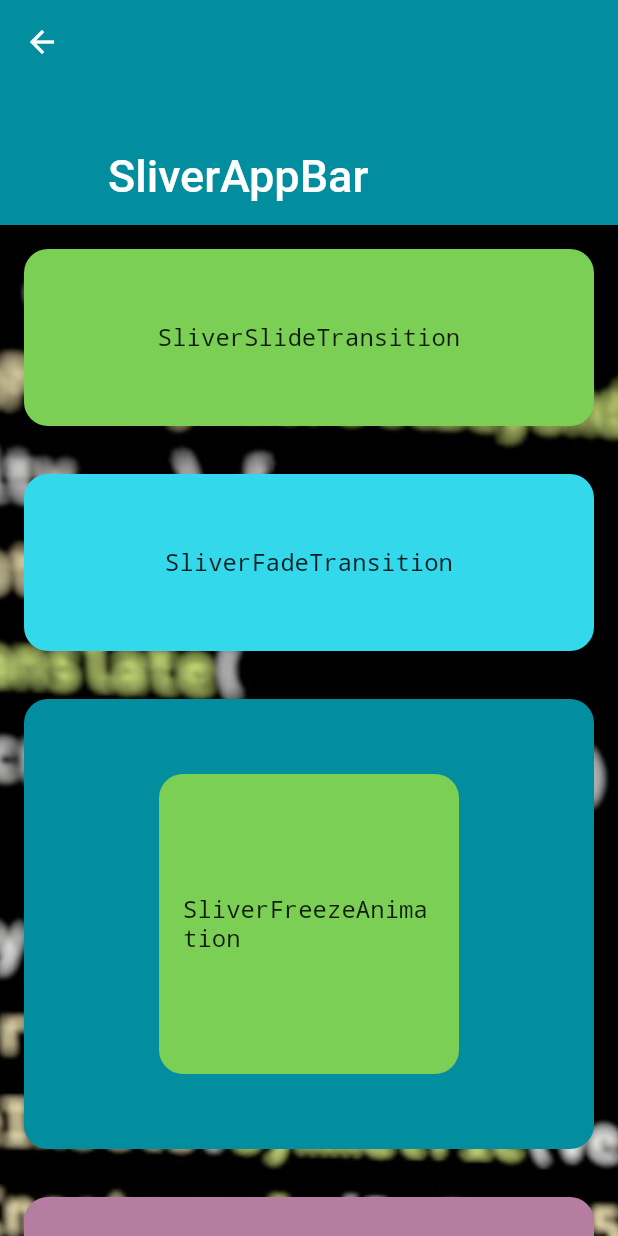
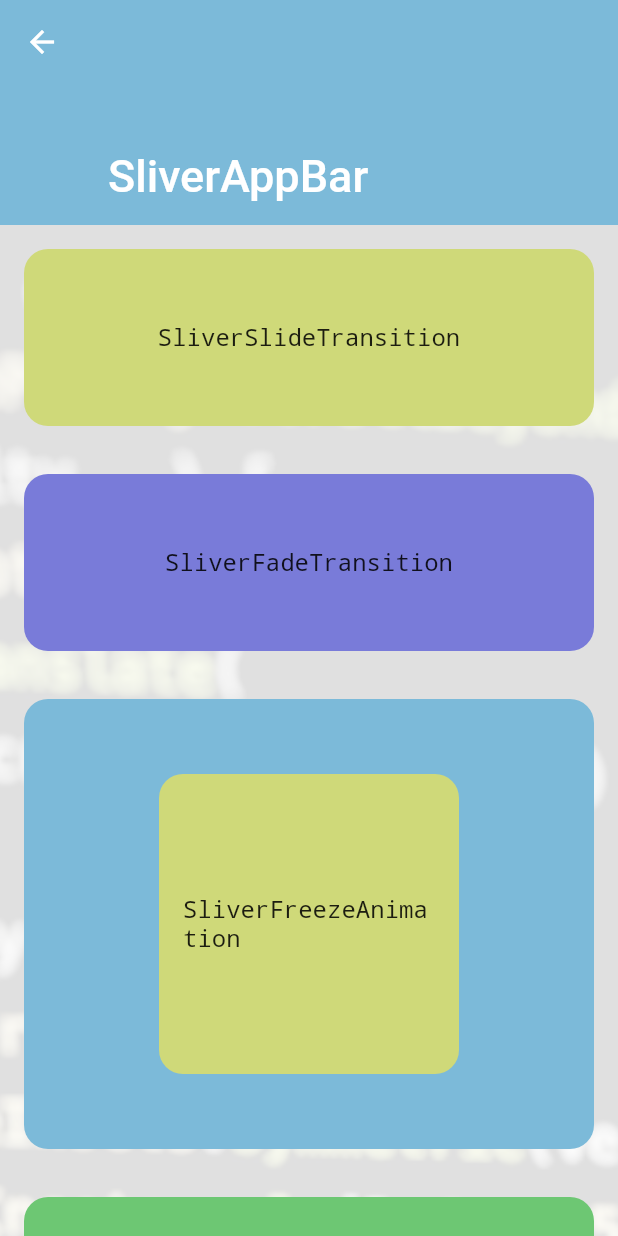
Before and after one commit to MichaelRFairhurst/scroll_animate, a Flutter app: the screen it shows after launch, after a tap on "Demo all", on a phone screen of 412 x 824 dp. Run offline on Flutter 3.47's test engine with Material 2 defaults, Android fonts, the light colour scheme and no system bars.

Commit message:
Example/demo improvements
- Lighten bg in "demo all"
- Add parallax bg example
- Color tweaks

```diff
--- a/example/lib/demo_all.dart
+++ b/example/lib/demo_all.dart
@@ -223,6 +223,8 @@ class DemoAll extends StatelessWidget {
               child: Image.asset(
                 "assets/fluttercodeimg.jpeg",
                 fit: BoxFit.cover,
+                color: Color(0xffe0e0e0),
+                colorBlendMode: BlendMode.screen,
               ),
             ),
           ),
--- a/example/lib/demo_launcher.dart
+++ b/example/lib/demo_launcher.dart
@@ -15,7 +15,7 @@ class DemoLauncher extends StatelessWidget {
 
   Widget build(BuildContext context) {
     return SliverEntranceAnimation<double>(
-      duration: const Duration(seconds: 1),
+      duration: const Duration(milliseconds: 300),
       tween: Tween(begin: 0.0, end: 1.0),
       builder: (context, opacity, _) {
         return Opacity(
--- a/example/lib/main.dart
+++ b/example/lib/main.dart
@@ -52,6 +52,7 @@ class MyHomePage extends StatelessWidget {
              text: "SliverParallax Demo",
              builder: (context) => _demoSliverParallax(context),
           ),
+          _singleWidgetLauncher(_demoSliverParallaxBackground()),
           _singleWidgetLauncher(_demoSliverSlide()),
           _singleWidgetLauncher(_demoSliverFade()),
           _singleWidgetLauncher(_demoSliverResize()),
@@ -152,6 +153,48 @@ SliverParallax(
           child: Container(height: height * 2),
         ),
       ],
+    );
+  }
+
+  SingleWidgetDemo _demoSliverParallaxBackground() {
+    return SingleWidgetDemo(
+      text: "SliverParallax (bg effect)",
+      spacersBefore: 10,
+      spacersAfter: 0,
+      useHero: false,
+      height: 150,
+      code: """
+// As the last sliver in CustomScrollView
+SliverParallax(
+  mainAxisFactor: 0.3,
+  center: ParallaxScrollCenter.absolutePx(0.0),
+  child: Container(
+    height: screenSize * 1.5,
+    width: screenSize,
+    Image.asset(
+      "...",
+      fit: BoxFit.cover,
+    ),
+  ),
+),
+""",
+      builder: (context, child) {
+        final size = MediaQuery.of(context).size;
+        return SliverParallax(
+          mainAxisFactor: 0.3,
+          center: ParallaxScrollCenter.absolutePx(0.0),
+          child: Container(
+            height: size.height * 2,
+            width: size.width,
+            child: Image.asset(
+              "assets/fluttercodeimg.jpeg",
+              fit: BoxFit.cover,
+              color: Color(0xffb0b0b0),
+              colorBlendMode: BlendMode.screen,
+            ),
+          ),
+        );
+      },
     );
   }
 
--- a/example/lib/rounded_box.dart
+++ b/example/lib/rounded_box.dart
@@ -2,16 +2,29 @@ import 'dart:math';
 import 'package:flutter/material.dart';
 
 final colors = <Color>[
-  Color(0xFF028E9E),
-  Color(0xFF7BCF55),
-  Color(0xFFD17452),
-  Color(0xFF34D8EB),
-  Color(0xFFABA693),
-  Color(0xFFB57D9F),
-  Color(0xFFC9AA2C),
-  Color(0xFF6F70B3),
-  Color(0xFF8C4971),
-  Color(0xFF4748A1),
+  //Color(0xFFD97E98),
+  //Color(0xFFB47ED9),
+  //Color(0xFF797BD9),
+  //Color(0xFF7CBAD9),
+  //Color(0xFF77D9CD),
+  //Color(0xFFB0D4B0),
+  //Color(0xFF7FD977),
+  //Color(0xFF6DC773),
+  //Color(0xFFCFD979),
+  //Color(0xFFD9A464),
+  //Color(0xFFD67776),
+
+  Color(0xFF7CBAD9),
+  Color(0xFFCFD979),
+  Color(0xFF77D9CD),
+  //Color(0xFFD97E98),
+  Color(0xFF797BD9),
+  Color(0xFFD9A464),
+  Color(0xFF6DC773),
+  Color(0xFFD67776),
+  Color(0xFFB47ED9),
+  Color(0xFFB0D4B0),
+  Color(0xFF7FD977),
 ];
 
 class Palette {
```
